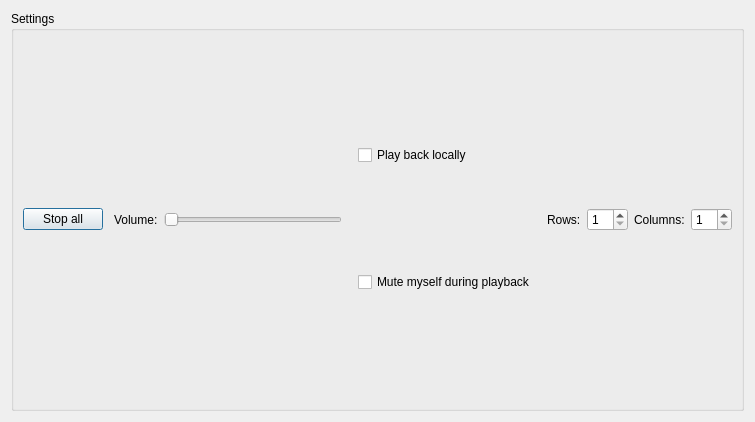
This is src/config_qt.ui in MGraefe/RP-Soundboard as Qt 5 draws it before an edit. The edited form follows.
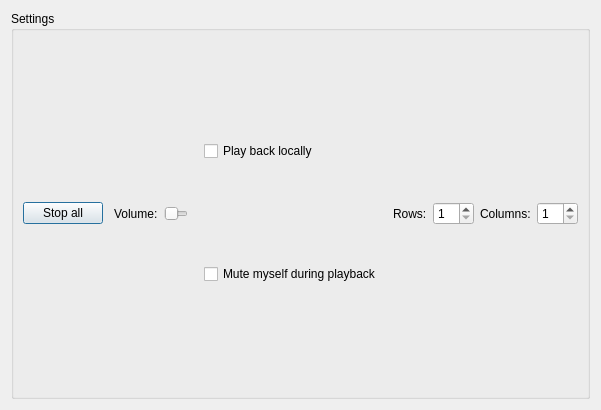
This is the edited form.

Patch:
```diff
--- a/src/config_qt.ui
+++ b/src/config_qt.ui
@@ -6,16 +6,28 @@
    <rect>
     <x>0</x>
     <y>0</y>
-    <width>755</width>
-    <height>422</height>
+    <width>601</width>
+    <height>410</height>
    </rect>
   </property>
+  <property name="minimumSize">
+   <size>
+    <width>600</width>
+    <height>0</height>
+   </size>
+  </property>
   <property name="windowTitle">
    <string>RP Soundboard</string>
   </property>
   <property name="locale">
    <locale language="English" country="UnitedStates"/>
   </property>
+  <property name="sizeGripEnabled">
+   <bool>false</bool>
+  </property>
+  <property name="modal">
+   <bool>false</bool>
+  </property>
   <layout class="QVBoxLayout" name="verticalLayout_2">
    <item>
     <layout class="QVBoxLayout" name="verticalLayout">
```
Left out of the diff: 5 changed lines with no effect on the pictures.
